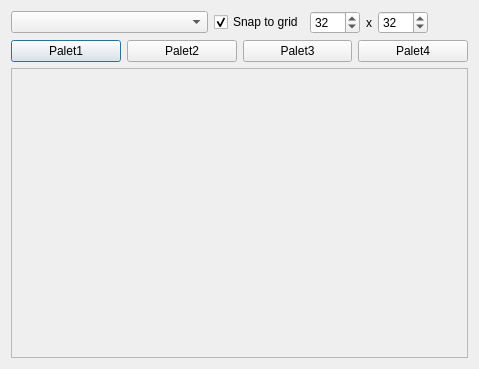
Before: the Qt Designer form ImagePaletDialog/ImagePaletDialog.ui in wasedaigo/samancing-roga, drawn with Qt 5.
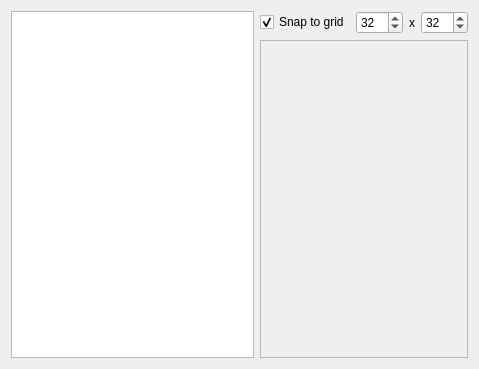
After: the same form once the commit is applied.

Commit message:
Removed palet ID. Now you can use images as many as you want.
Animation preview support needs to be added.

What changed in the file:
```diff
--- a/ImagePaletDialog/ImagePaletDialog.ui
+++ b/ImagePaletDialog/ImagePaletDialog.ui
@@ -26,6 +26,16 @@
    <locale language="English" country="UnitedStates"/>
   </property>
   <layout class="QHBoxLayout" name="horizontalLayout_5">
+   <item>
+    <widget class="QTreeView" name="fileSelectionTreeView">
+     <property name="sizePolicy">
+      <sizepolicy hsizetype="Fixed" vsizetype="Preferred">
+       <horstretch>0</horstretch>
+       <verstretch>0</verstretch>
+      </sizepolicy>
+     </property>
+    </widget>
+   </item>
    <item>
     <layout class="QVBoxLayout" name="verticalLayout">
      <property name="sizeConstraint">
@@ -41,9 +51,6 @@
          <property name="sizeConstraint">
           <enum>QLayout::SetMinimumSize</enum>
          </property>
-         <item>
-          <widget class="QComboBox" name="animationImageComboBox"/>
-         </item>
          <item>
           <widget class="QCheckBox" name="snapGridCheckBox">
            <property name="sizePolicy">
@@ -151,36 +158,7 @@
         </layout>
        </item>
        <item>
-        <layout class="QHBoxLayout" name="PaletBar">
-         <item>
-          <widget class="QPushButton" name="pushButton_4">
-           <property name="text">
-            <string>Palet1</string>
-           </property>
-          </widget>
-         </item>
-         <item>
-          <widget class="QPushButton" name="pushButton_3">
-           <property name="text">
-            <string>Palet2</string>
-           </property>
-          </widget>
-         </item>
-         <item>
-          <widget class="QPushButton" name="pushButton_2">
-           <property name="text">
-            <string>Palet3</string>
-           </property>
-          </widget>
-         </item>
-         <item>
-          <widget class="QPushButton" name="pushButton">
-           <property name="text">
-            <string>Palet4</string>
-           </property>
-          </widget>
-         </item>
-        </layout>
+        <layout class="QHBoxLayout" name="PaletBar"/>
        </item>
        <item>
         <widget class="QScrollArea" name="scrollArea">
@@ -195,8 +173,8 @@
            <rect>
             <x>0</x>
             <y>0</y>
-            <width>455</width>
-            <height>284</height>
+            <width>201</width>
+            <height>309</height>
            </rect>
           </property>
          </widget>
```
The commit also changes 21 other files.
